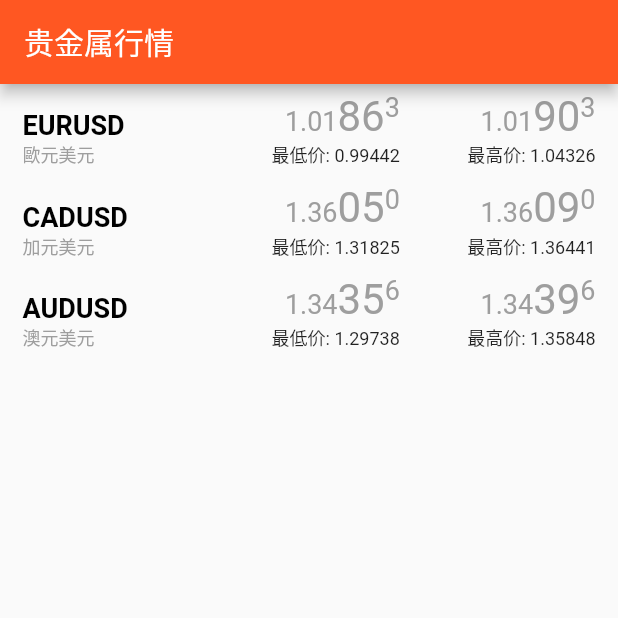
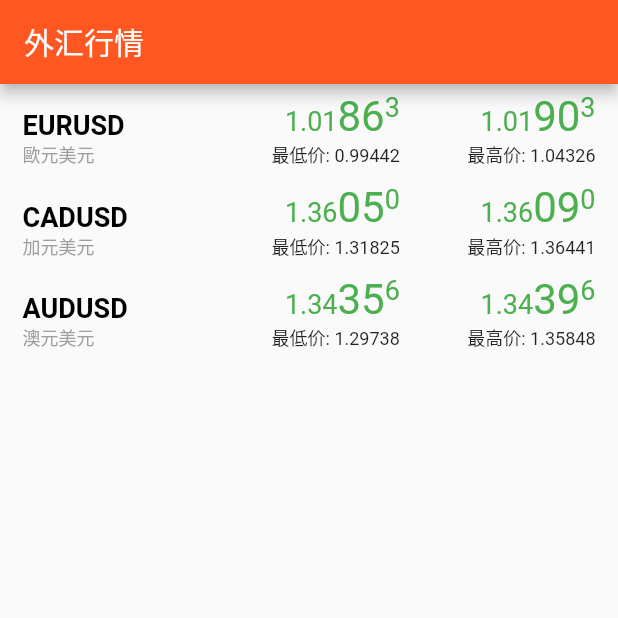
Before and after one commit to carlosxl/teaser, a Flutter app: the screen it shows after launch, on a phone screen of 412 x 824 dp, the top half of it. Run offline on Flutter 3.47's test engine with Material 2 defaults, Android fonts, the phone set to English and light mode, and no system bars; our stand-ins replace flutter_redux, redux.

Commit message:
Added animation

```diff
--- a/lib/main.dart
+++ b/lib/main.dart
@@ -1,6 +1,7 @@
 import 'dart:async';
 import 'dart:math';
 
+import 'package:flutter/animation.dart';
 import 'package:flutter/material.dart';
 import 'package:flutter_redux/flutter_redux.dart';
 import 'package:redux/redux.dart';
@@ -28,7 +29,7 @@ class MyApp extends StatelessWidget {
 
   Future<Null> _handleRefresh(Store store) {
     final Completer<Null> completer = new Completer<Null>();
-    new Timer(const Duration(seconds: 3), () {
+    new Timer(const Duration(milliseconds: 1500), () {
       completer.complete(null);
     });
 
@@ -48,7 +49,7 @@ class MyApp extends StatelessWidget {
         ),
         home: new Scaffold(
             appBar: new AppBar(
-              title: new Text('贵金属行情'),
+              title: new Text('外汇行情'),
             ),
             body: new StoreConnector<PricesState, dynamic>(
               converter: (Store store) {
@@ -71,8 +72,7 @@ class MarketDataScreen extends StatelessWidget {
   Widget build(BuildContext context) {
     return new StoreConnector<PricesState, Map<String, ContractPrice>>(
         converter: (store) => store.state.contractPrices,
-        builder:
-            (BuildContext context, Map<String, ContractPrice> contractPrices) {
+        builder: (BuildContext context, Map<String, ContractPrice> contractPrices) {
           return new ListView(
             children: contractPrices
                 .map((k, contractPrice) =>
@@ -105,13 +105,11 @@ class MarketDataRow extends StatelessWidget {
           )),
           new Container(
             padding: EdgeInsets.symmetric(horizontal: 30.0),
-            child: new PriceColumn(contractPrice.bid, contractPrice.low, '最低价',
-                contractPrice.tickDiff),
+            child: new PriceColumn(contractPrice, '最低价'),
           ),
           new Container(
             padding: EdgeInsets.symmetric(horizontal: 15.0),
-            child: new PriceColumn(contractPrice.ask, contractPrice.high, '最高价',
-                contractPrice.tickDiff),
+            child: new PriceColumn(contractPrice, '最高价'),
           ),
         ],
       ),
@@ -145,21 +143,27 @@ class ContractName extends StatelessWidget {
 }
 
 class PriceColumn extends StatelessWidget {
+  final ContractPrice _contractPrice;
+
   final String _mainPrice;
-
   final String _bottomPrice;
   final String _bottomPriceLabel;
-  final TickDiff _tickDiff;
 
-  PriceColumn(this._mainPrice, this._bottomPrice, this._bottomPriceLabel,
-      this._tickDiff);
+  PriceColumn(this._contractPrice, this._bottomPriceLabel, {Key key})
+      : _mainPrice = _bottomPriceLabel == '最低价'
+            ? _contractPrice.bid
+            : _contractPrice.ask,
+        _bottomPrice = _bottomPriceLabel == '最低价'
+            ? _contractPrice.low
+            : _contractPrice.high,
+        super(key: key);
 
   @override
   Widget build(BuildContext context) {
     return new Column(
       crossAxisAlignment: CrossAxisAlignment.end,
       children: <Widget>[
-        new MainPrice(_mainPrice, _tickDiff),
+        new MainPrice(_contractPrice, SplitedPrice(_mainPrice)),
         new Text(
           _bottomPriceLabel + ': ' + _bottomPrice,
           style: new TextStyle(
@@ -172,19 +176,47 @@ class PriceColumn extends StatelessWidget {
   }
 }
 
-class MainPrice extends StatelessWidget {
-  final String price;
+class MainPrice extends StatefulWidget {
+  final ContractPrice contractPrice;
   final SplitedPrice splited;
-  final Color color;
 
-  MainPrice(this.price, tickDiff)
-      : splited = SplitedPrice(price),
-        color = tickDiff == TickDiff.NotChanged
-            ? Colors.grey
-            : tickDiff == TickDiff.Increased ? Colors.red : Colors.green;
+  MainPrice(this.contractPrice, this.splited, {Key key}) : super(key: key);
+
+  _MainPriceState createState() => _MainPriceState(contractPrice, splited);
+}
+
+class _MainPriceState extends State<MainPrice> with SingleTickerProviderStateMixin {
+  final ContractPrice contractPrice;
+  final SplitedPrice splited;
+
+  AnimationController controller;
+  Animation<Color> animation;
+
+  initState() {
+    super.initState();
+
+    controller = AnimationController(
+      duration: const Duration(milliseconds: 100), vsync: this,
+    );
+    animation = ColorTween(begin: Colors.red, end: Colors.green).animate(controller);
+    controller.forward();
+  }
+
+  _MainPriceState(this.contractPrice, this.splited);
 
   @override
   Widget build(BuildContext context) {
+    return AnimatedPrice(splited, animation: animation);
+  }
+}
+
+class AnimatedPrice extends AnimatedWidget {
+  final SplitedPrice splited;
+
+  AnimatedPrice(this.splited, {Key key, Animation animation}) : super(key: key, listenable: animation);
+
+  Widget build(BuildContext context) {
+    final Animation<Color> animation = listenable;
     return new Row(
       crossAxisAlignment: CrossAxisAlignment.start,
       children: <Widget>[
@@ -195,14 +227,14 @@ class MainPrice extends StatelessWidget {
             new Text(
               splited.prefix,
               style: new TextStyle(
-                color: color,
+                color: animation.value,
                 fontSize: 18.0,
               ),
             ),
             new Text(
               splited.middle,
               style: new TextStyle(
-                color: color,
+                color: animation.value,
                 fontSize: 28.0,
               ),
             ),
@@ -212,7 +244,7 @@ class MainPrice extends StatelessWidget {
           child: new Text(
             splited.suffix,
             style: new TextStyle(
-              color: color,
+              color: animation.value,
               fontSize: 18.0,
             ),
           ),
--- a/lib/redux.dart
+++ b/lib/redux.dart
@@ -13,8 +13,9 @@ const contracts = [
 
 class PricesState {
   final Map<String, ContractPrice> contractPrices;
+  final Map<String, ContractPrice> prevContractPrices;
 
-  PricesState({this.contractPrices});
+  PricesState({this.contractPrices, this.prevContractPrices});
 
   factory PricesState.initial() {
     Map<String, ContractPrice> _contractPrices = {};
@@ -37,11 +38,14 @@ class PricesState {
       if (changed) {
         newContractPrices[k] = ContractPrice.nextTick(prev: v);
       } else {
-        newContractPrices[k] = v;
+        newContractPrices[k] = ContractPrice.copy(prev: v);
       }
     });
 
-    return PricesState(contractPrices: newContractPrices);
+    return PricesState(
+      contractPrices: newContractPrices,
+      prevContractPrices: prev.contractPrices,
+    );
   }
 }
 
@@ -110,6 +114,20 @@ class ContractPrice {
           : (diff == 0 ? TickDiff.NotChanged : TickDiff.Decreased),
     );
   }
+
+  factory ContractPrice.copy({ContractPrice prev}) {
+    double bid = double.parse(prev.bid),
+        high = double.parse(prev.high),
+        low = double.parse(prev.low);
+
+    return ContractPrice(
+      bid,
+      high,
+      low,
+      contractName: prev.contractName,
+      contractNameLocal: prev.contractNameLocal,
+    );
+  }
 }
 
 PricesState reducer(PricesState state, dynamic action) =>
```
